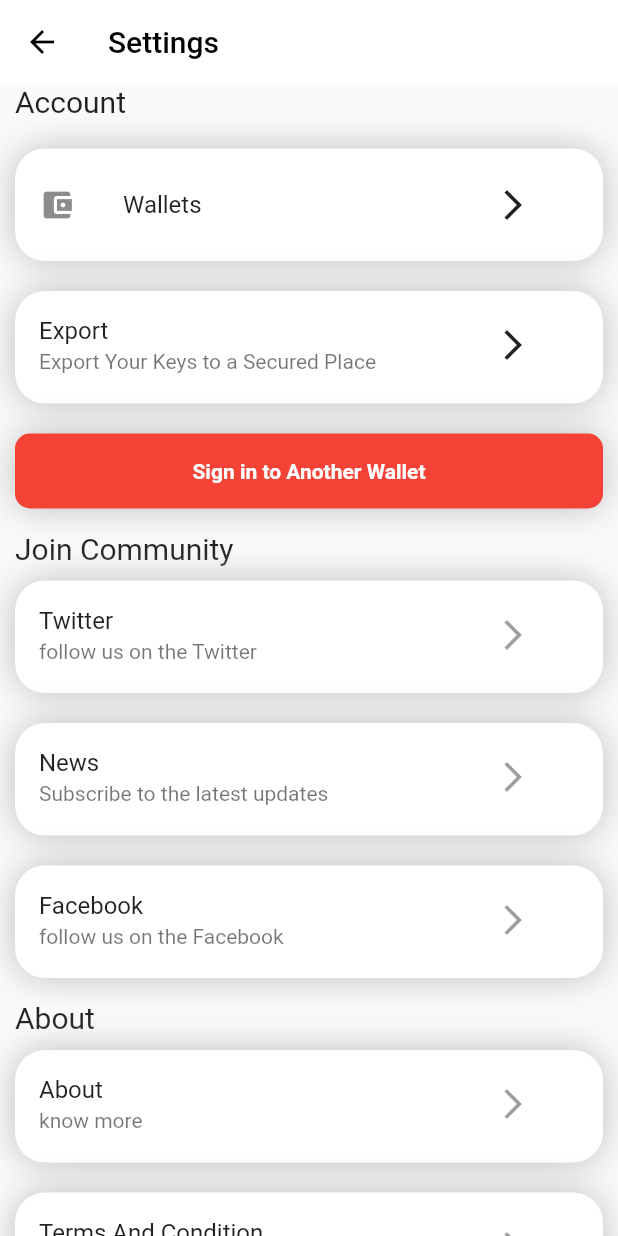
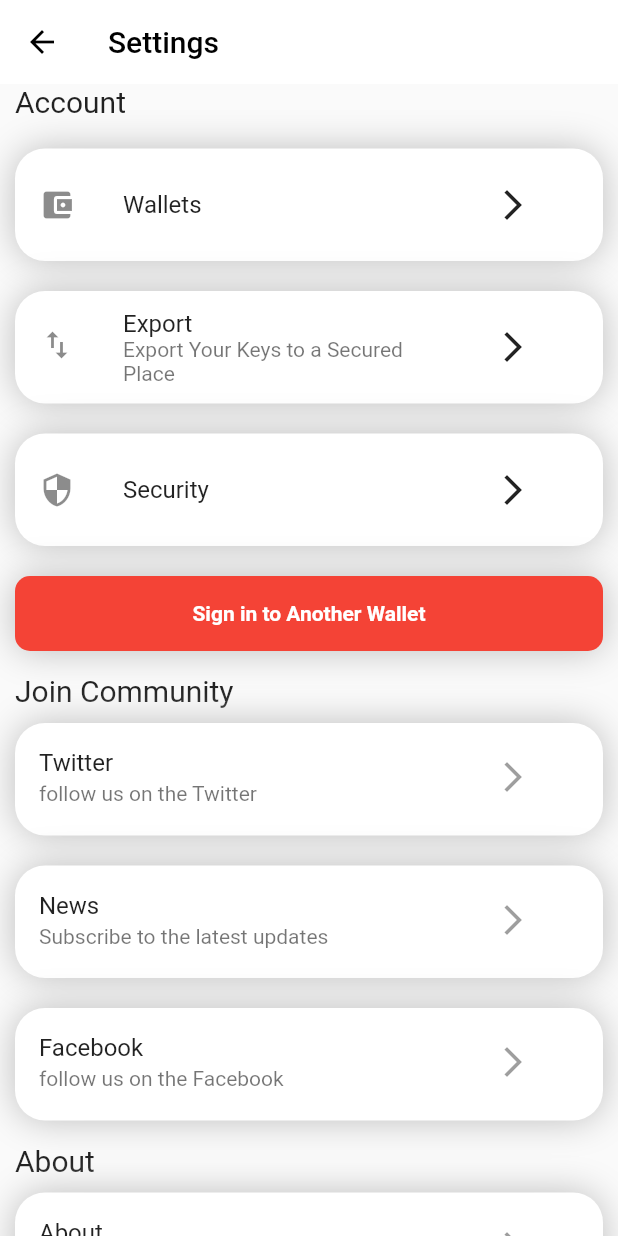
Before and after one commit to dotscoin/truwallet, a Flutter app: the Profile screen opened directly, on a phone screen of 412 x 824 dp. Run offline on Flutter 3.47's test engine with Material 2 defaults, Android fonts, the light colour scheme and no system bars; our stand-ins replace dio, flutter_secure_storage, sliding_up_panel; missing offline and left inert: barcode_scan, cryptography, flutter_sparkline; accounts and stored records are empty; network calls fail.

Commit message:
fixed a minor bug

```diff
--- a/lib/main.dart
+++ b/lib/main.dart
@@ -8,11 +8,16 @@ void main() {
   //   systemNavigationBarColor: Colors.blue, // navigation bar color
   //   statusBarColor: Colors.white12, // status bar color
   // ));
-  runApp(MyApp());
+  runApp(Truwallet());
 }
 
-class MyApp extends StatelessWidget {
-  // This widget is the root of your application.
+class Truwallet extends StatefulWidget {
+  @override
+  _TruwalletState createState() => _TruwalletState();
+}
+
+class _TruwalletState extends State<Truwallet> {
+
   @override
   Widget build(BuildContext context) {
     return MaterialApp(
--- a/lib/presentation/intro/introscreen.dart
+++ b/lib/presentation/intro/introscreen.dart
@@ -31,6 +31,8 @@ class _IntroScreenState extends State<IntroScreen> {
   Widget build(BuildContext context) {
     return Scaffold(
         appBar: AppBar(
+          title: Text("TRUWALLET",
+              style: TextStyle(color: Colors.blue, letterSpacing: 1.5)),
           elevation: 0,
           backgroundColor: Colors.white,
           iconTheme: IconThemeData(color: Colors.black),
--- a/lib/presentation/profile/Profile.dart
+++ b/lib/presentation/profile/Profile.dart
@@ -2,6 +2,7 @@ import 'package:truwallet/presentation/intro/introscreen.dart';
 import 'package:truwallet/presentation/profile/exportkeys.dart';
 import 'package:flutter/material.dart';
 import 'package:flutter_secure_storage/flutter_secure_storage.dart';
+import 'package:truwallet/presentation/profile/security.dart';
 import 'package:truwallet/presentation/wallet/addwallet.dart';
 import 'package:truwallet/presentation/wallet/wallets.dart';
 
@@ -90,18 +91,44 @@ class _ProfileState extends State<Profile> {
                         boxShadow: [
                           BoxShadow(color: Colors.grey[400], blurRadius: 20)
                         ]),
-                    child: ListTile(
-                        title: Text("Export "),
-                        subtitle: Text("Export Your Keys to a Secured Place"),
+                    child: Center(
+                      child: ListTile(
+                          title: Text("Export "),
+                          leading: Icon(Icons.import_export),
+                          subtitle: Text("Export Your Keys to a Secured Place"),
+                          trailing: FlatButton(
+                              onPressed: () {
+                                Navigator.push(
+                                    context,
+                                    MaterialPageRoute(
+                                        builder: (context) =>
+                                            ExportKeygenScreen()));
+                              },
+                              child: Icon(Icons.arrow_forward_ios))),
+                    )),
+                Container(
+                    margin: const EdgeInsets.all(10),
+                    height: 75,
+                    decoration: BoxDecoration(
+                        borderRadius: BorderRadius.circular(20),
+                        color: Colors.white,
+                        boxShadow: [
+                          BoxShadow(color: Colors.grey[400], blurRadius: 20)
+                        ]),
+                    child: Center(
+                      child: ListTile(
+                        title: Text("Security"),
+                        leading: Icon(Icons.security),
                         trailing: FlatButton(
                             onPressed: () {
                               Navigator.push(
                                   context,
                                   MaterialPageRoute(
-                                      builder: (context) =>
-                                          ExportKeygenScreen()));
+                                      builder: (context) => SecurityScreen()));
                             },
-                            child: Icon(Icons.arrow_forward_ios)))),
+                            child: Icon(Icons.arrow_forward_ios)),
+                      ),
+                    )),
                 GestureDetector(
                   onTap: () {
                     logout();
--- a/pubspec.yaml
+++ b/pubspec.yaml
@@ -29,6 +29,7 @@ dependencies:
   dio: ^3.0.10
   cryptography: ^1.4.0
   flutter_secure_storage: ^3.3.3
+  local_auth: ^0.6.3+1
 
 
   # The following adds the Cupertino Icons font to your application.
```
Also changed, not shown: lib/presentation/profile/security.dart (added, +34 -0 lines), lib/presentation/wallet/wallets.dart (+7 -0 lines), pubspec.lock.
